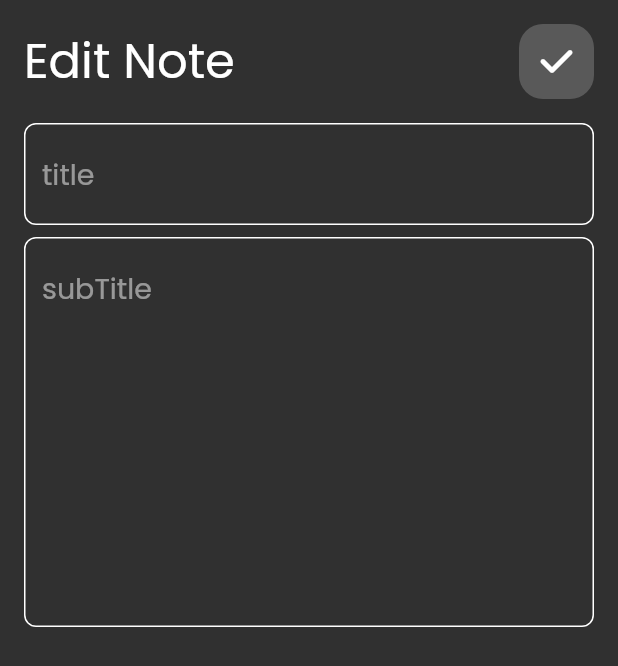
After one commit to abdulrahmmann/notes_app, a Flutter app: the screen it shows after launch, after a tap on "Flutter Tips", on a phone screen of 412 x 824 dp. The commit adds this screen. Shown: the top 666 px of the screen. Run offline on Flutter 3.47's test engine with Material 2 defaults, Android fonts, the phone set to English and light mode, and no system bars; our stand-ins replace font_awesome_flutter.

Commit message:
create edit notes view, and finish it.

```diff
--- /dev/null
+++ b/lib/views/edit_notes_view.dart
@@ -0,0 +1,13 @@
+import 'package:flutter/material.dart';
+import 'package:notes_app/views/widgets/edit_note_view_body.dart';
+
+class EditNotesView extends StatelessWidget {
+  const EditNotesView({super.key});
+
+  @override
+  Widget build(BuildContext context) {
+    return const Scaffold(
+      body: EditNotesViewBody(),
+    );
+  }
+}
--- a/lib/views/home_notes_view.dart
+++ b/lib/views/home_notes_view.dart
@@ -1,5 +1,4 @@
 import 'package:flutter/material.dart';
-import 'package:notes_app/constants.dart';
 import 'package:notes_app/views/widgets/add_note_bottom_sheet.dart';
 import 'package:notes_app/views/widgets/home_notes_view_body.dart';
 
--- a/lib/views/widgets/custom_note_item.dart
+++ b/lib/views/widgets/custom_note_item.dart
@@ -2,13 +2,16 @@ import 'package:flutter/material.dart';
 import 'package:font_awesome_flutter/font_awesome_flutter.dart';
 
 class CustomNoteItem extends StatelessWidget {
-  const CustomNoteItem({super.key, required this.title, required this.subTitle});
+  const CustomNoteItem({super.key, required this.title, required this.subTitle, required this.onTap});
 
   final String title, subTitle;
+  final VoidCallback onTap;
 
   @override
   Widget build(BuildContext context) {
-    return Container(
+    return GestureDetector(
+      onTap: onTap,
+      child: Container(
         padding: const EdgeInsets.only(left: 16, top: 24, bottom: 24),
         decoration: BoxDecoration(
             color: Colors.green,
@@ -42,6 +45,7 @@ class CustomNoteItem extends StatelessWidget {
             )
           ],
         ),
+      ),
     );
   }
 }
--- /dev/null
+++ b/lib/views/widgets/edit_note_view_body.dart
@@ -0,0 +1,32 @@
+import 'package:flutter/material.dart';
+import 'package:font_awesome_flutter/font_awesome_flutter.dart';
+import 'package:notes_app/views/widgets/custom_app_bar.dart';
+import 'package:notes_app/views/widgets/custom_text_field.dart';
+
+class EditNotesViewBody extends StatelessWidget {
+  const EditNotesViewBody({super.key});
+
+  @override
+  Widget build(BuildContext context) {
+    return const SafeArea(
+        child: Padding(
+          padding: EdgeInsets.symmetric(horizontal: 16, vertical: 8),
+          child: SafeArea(
+            child: Column(
+              children: [
+                SizedBox(height: 8,),
+                CustomAppBar(
+                  title: 'Edit Note',
+                  icon: FontAwesomeIcons.check,
+                ),
+                SizedBox(height: 16,),
+                CustomTextField(hintText: 'title', maxLines: 1,),
+                SizedBox(height: 8,),
+                CustomTextField(hintText: 'subTitle', maxLines: 10,),
+              ],
+            ),
+          ),
+        ),
+    );
+  }
+}
--- a/lib/views/widgets/notes_list_view.dart
+++ b/lib/views/widgets/notes_list_view.dart
@@ -1,4 +1,5 @@
 import 'package:flutter/material.dart';
+import 'package:notes_app/views/edit_notes_view.dart';
 import 'package:notes_app/views/widgets/custom_note_item.dart';
 
 class NotesListView extends StatelessWidget {
@@ -7,9 +8,19 @@ class NotesListView extends StatelessWidget {
   @override
   Widget build(BuildContext context) {
     return ListView.builder(itemBuilder: (context, index) {
-      return const Padding(
-        padding: EdgeInsets.symmetric(vertical: 4),
-        child: CustomNoteItem(title: 'Flutter Tips', subTitle: 'Flutter Tips'),
+      return  Padding(
+        padding: const EdgeInsets.symmetric(vertical: 4),
+        child: CustomNoteItem(
+            title: 'Flutter Tips',
+            subTitle: 'Flutter Tips',
+          onTap: () {
+              Navigator.push(
+                  context,
+                  MaterialPageRoute(builder: (context) {
+                    return const EditNotesView();
+              }));
+          },
+        ),
       );
     });
   }
```
Lines whose indentation alone changed are shown as unchanged.
